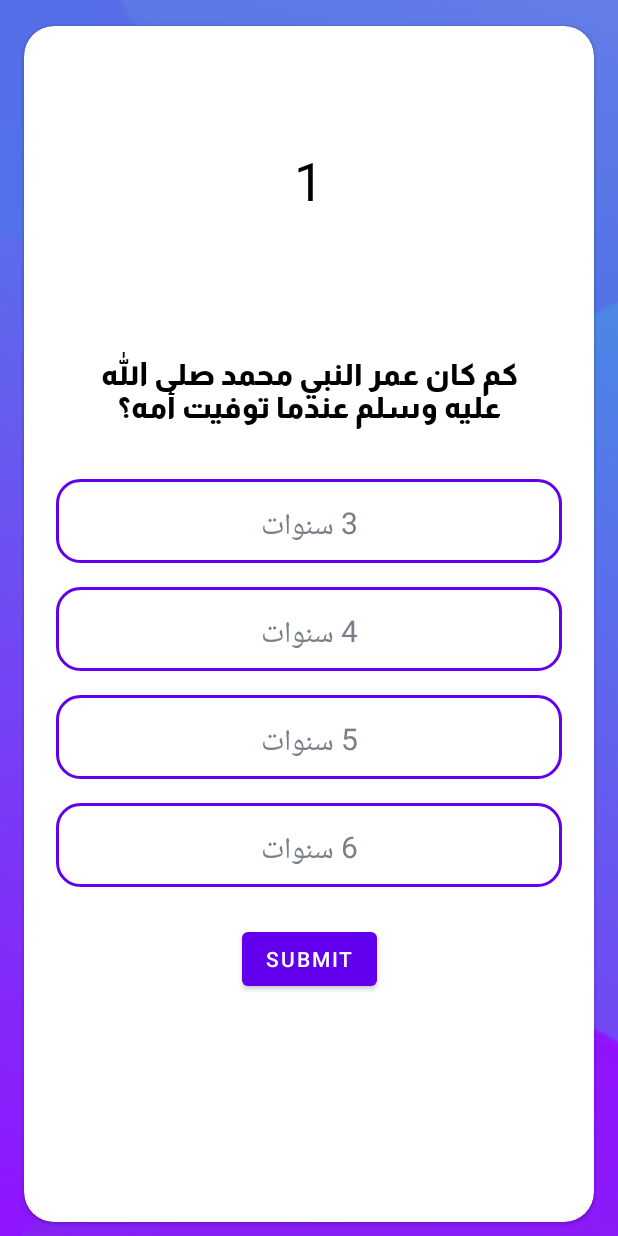
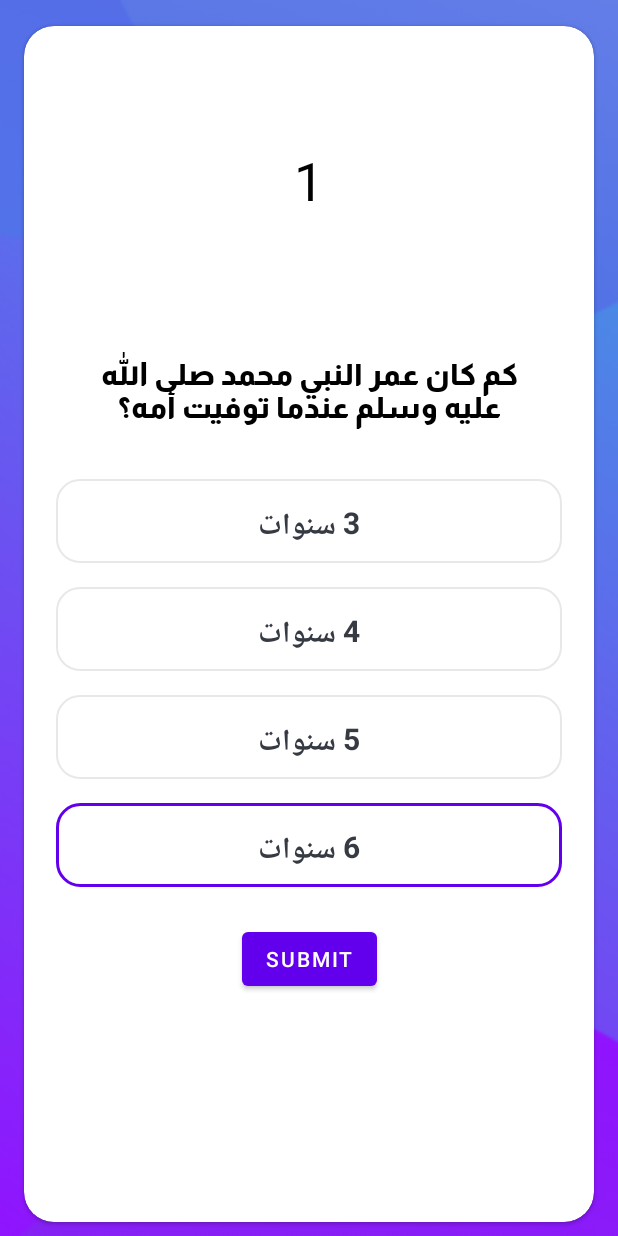
Before and after one commit to MostafaMohamed2002/Quiz-App, an Android app: the QuizQuestionActivity screen opened directly, with no data from a screen before it, after a tap on "6 سنوات", on a phone screen of 412 x 824 dp. Run offline under Robolectric (Android 15) with nearby library versions, the phone set to English and light mode, and no system bars; Roboto replaces fonts that are not available here; 3 other taps on this screen came first.

Commit message:
implement on click and set border color on it

```diff
--- a/app/src/main/AndroidManifest.xml
+++ b/app/src/main/AndroidManifest.xml
@@ -20,6 +20,7 @@
                 android:value="" />
         </activity>
         <activity
+
             android:name=".MainActivity"
             android:exported="true"
             android:screenOrientation="portrait">
--- a/app/src/main/java/com/mostafadev/quiz_app/QuizQuestionActivity.kt
+++ b/app/src/main/java/com/mostafadev/quiz_app/QuizQuestionActivity.kt
@@ -10,27 +10,36 @@ import androidx.core.content.ContextCompat
 import kotlinx.android.synthetic.main.activity_quiz_question.*
 
 class QuizQuestionActivity : AppCompatActivity(), View.OnClickListener {
+
+    //Global variables
+    private var gCurrentPosition:Int=1
+    //we assign it in this point we will assign it in onCreat method
+    private var gQuestionList:ArrayList<Question>?=null
+    //we need to know which option was selected
+    private var gSelectedOptionPosition:Int?=0
+
     override fun onCreate(savedInstanceState: Bundle?) {
         super.onCreate(savedInstanceState)
         setContentView(R.layout.activity_quiz_question)
+        gQuestionList= getQuestions()
         setQuestion()
 
     }
 
     private fun setQuestion() {
-        val questionList= getQuestions()
-        val currentPosistion =1
 
-        val question=questionList[currentPosistion-1]
-        progress_circle.progress=currentPosistion
-        progress_tv.text="$currentPosistion"
+        gCurrentPosition =1
+
+        val question=gQuestionList!![gCurrentPosition-1]
+        progress_circle.progress=gCurrentPosition
+        progress_tv.text="$gCurrentPosition"
         question_tv.text=question.question
         option_one.text=question.optionOne
         option_two.text=question.optionTwo
         option_three.text=question.optionThree
         option_four.text=question.optionFour
 
-        if (currentPosistion == questionList.size){
+        if (gCurrentPosition == gQuestionList!!.size){
             submit_btn.text="Finish"
 
         }else{
@@ -39,7 +48,41 @@ class QuizQuestionActivity : AppCompatActivity(), View.OnClickListener {
     }
 
     override fun onClick(v: View?) {
-        defaultOptionsView()    }
+        when (v?.id) {
+
+            R.id.option_one -> {
+                option_one?.let {
+                    selectedOptionView(it, 1)
+                }
+
+            }
+
+            R.id.option_two -> {
+                option_two?.let {
+                    selectedOptionView(it, 2)
+                }
+
+            }
+
+            R.id.option_three -> {
+                option_three?.let {
+                    selectedOptionView(it, 3)
+                }
+
+            }
+
+            R.id.option_four -> {
+                option_four?.let {
+                    selectedOptionView(it, 4)
+                }
+
+            }
+            R.id.submit_btn -> {
+                TODO()
+            }
+        }
+
+    }
     private fun defaultOptionsView() {
 
         val options = ArrayList<TextView>()
@@ -57,12 +100,27 @@ class QuizQuestionActivity : AppCompatActivity(), View.OnClickListener {
         }
 
         for (option in options) {
-            option.setTextColor(Color.parseColor("#7A8089"))
-            option.typeface = Typeface.DEFAULT
+
+//            option.typeface = Typeface.DEFAULT
             option.background = ContextCompat.getDrawable(
                 this@QuizQuestionActivity,
-                R.drawable.selected_option_border_bg
+               R.drawable.default_option_border_bg
             )
         }
     }
+    private fun selectedOptionView(tv: TextView, selectedOptionNum: Int) {
+
+        defaultOptionsView()
+
+        gSelectedOptionPosition = selectedOptionNum
+
+        tv.setTextColor(
+            Color.parseColor("#363A43")
+        )
+        tv.setTypeface(tv.typeface, Typeface.BOLD)
+        tv.background = ContextCompat.getDrawable(
+            this@QuizQuestionActivity,
+            R.drawable.selected_option_border_bg
+        )
+    }
 }
```
